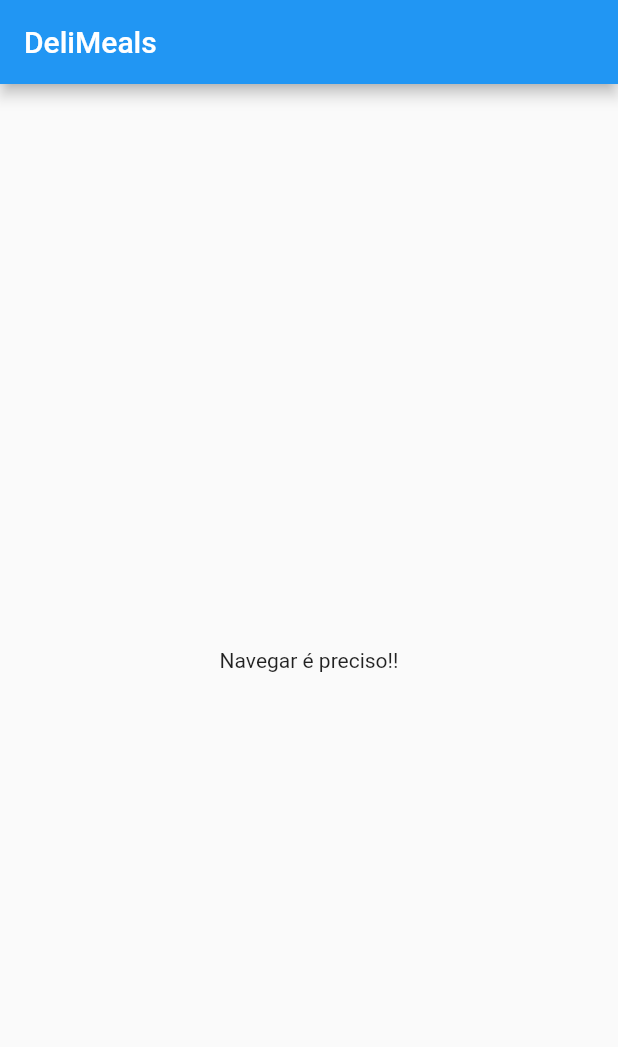
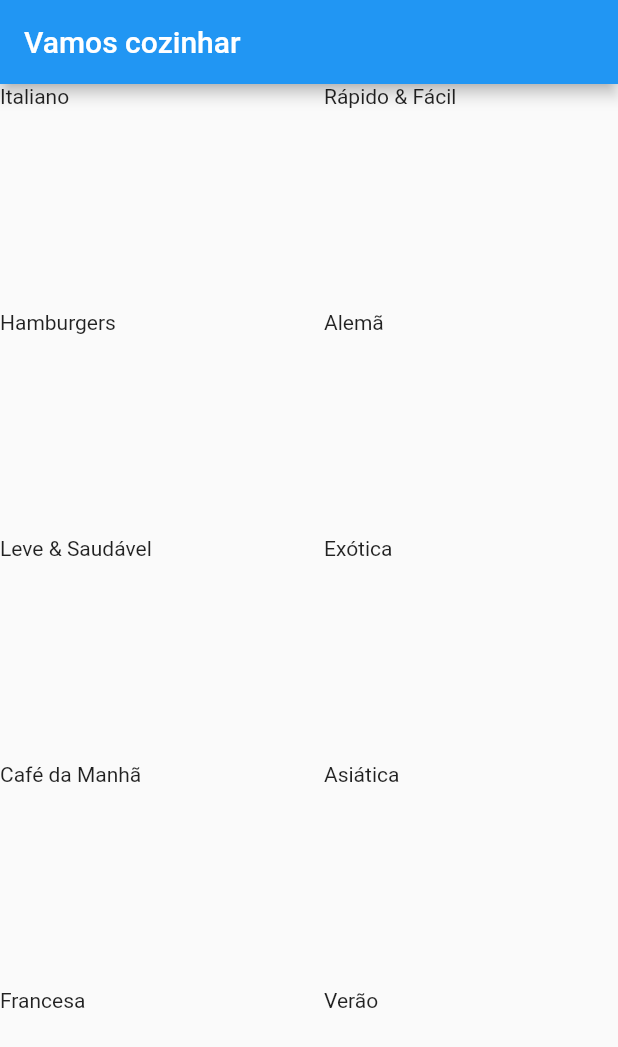
Before and after one commit to brandao-rafael/udemy-flutter, a Flutter app: the screen it shows after launch, on a phone screen of 412 x 824 dp. Shown: the top 1047 px of the screen. Run offline on Flutter 3.47's test engine with Material 2 defaults, Android fonts, the phone set to English and light mode, and no system bars.

Commit message:
feat: create category item

```diff
--- /dev/null
+++ b/sessao-7-navegacao-multiplas-telas/recipes_app/lib/components/category_item.dart
@@ -0,0 +1,14 @@
+import 'package:flutter/material.dart';
+import 'package:recipes_app/models/category.dart';
+
+class CategoryItem extends StatelessWidget {
+  final Category category;
+  const CategoryItem(this.category, {super.key});
+
+  @override
+  Widget build(BuildContext context) {
+    return Container(
+      child: Text(category.title),
+    );
+  }
+}
--- a/sessao-7-navegacao-multiplas-telas/recipes_app/lib/data/dummy_data.dart
+++ b/sessao-7-navegacao-multiplas-telas/recipes_app/lib/data/dummy_data.dart
@@ -2,7 +2,8 @@ import 'package:flutter/material.dart';
 
 import '../models/category.dart';
 
-const DUMMY_CATEGORIES = const [
+// ignore: constant_identifier_names
+const DUMMY_CATEGORIES = [
   Category(
     id: 'c1',
     title: 'Italiano',
@@ -26,7 +27,7 @@ const DUMMY_CATEGORIES = const [
   Category(
     id: 'c5',
     title: 'Leve & Saudável',
-    color: Colors.amber,
+    color: Colors.indigo,
   ),
   Category(
     id: 'c6',
--- a/sessao-7-navegacao-multiplas-telas/recipes_app/lib/main.dart
+++ b/sessao-7-navegacao-multiplas-telas/recipes_app/lib/main.dart
@@ -1,4 +1,5 @@
 import 'package:flutter/material.dart';
+import 'package:recipes_app/screens/categories_screen.dart';
 
 void main() => runApp(MyApp());
 
@@ -12,28 +13,7 @@ class MyApp extends StatelessWidget {
       theme: ThemeData(
         primarySwatch: Colors.blue,
       ),
-      home: const MyHomePage(),
+      home: const CategoriesScreen(),
     );
   }
 }
-
-class MyHomePage extends StatefulWidget {
-  const MyHomePage({super.key});
-
-  @override
-  _MyHomePageState createState() => _MyHomePageState();
-}
-
-class _MyHomePageState extends State<MyHomePage> {
-  @override
-  Widget build(BuildContext context) {
-    return Scaffold(
-      appBar: AppBar(
-        title: const Text('DeliMeals'),
-      ),
-      body: const Center(
-        child: Text('Navegar é preciso!!'),
-      ),
-    );
-  }
-}
--- /dev/null
+++ b/sessao-7-navegacao-multiplas-telas/recipes_app/lib/screens/categories_screen.dart
@@ -0,0 +1,25 @@
+import 'package:flutter/material.dart';
+import 'package:recipes_app/components/category_item.dart';
+import '../data/dummy_data.dart';
+
+class CategoriesScreen extends StatelessWidget {
+  const CategoriesScreen({super.key});
+
+  @override
+  Widget build(BuildContext context) {
+    return Scaffold(
+      appBar: AppBar(
+        title: const Text('Vamos cozinhar'),
+      ),
+      body: GridView(
+        gridDelegate: const SliverGridDelegateWithMaxCrossAxisExtent(
+          maxCrossAxisExtent: 200,
+          childAspectRatio: 3 / 2,
+          crossAxisSpacing: 20,
+          mainAxisSpacing: 20,
+        ),
+        children: DUMMY_CATEGORIES.map((cat) => CategoryItem(cat)).toList(),
+      ),
+    );
+  }
+}
```
